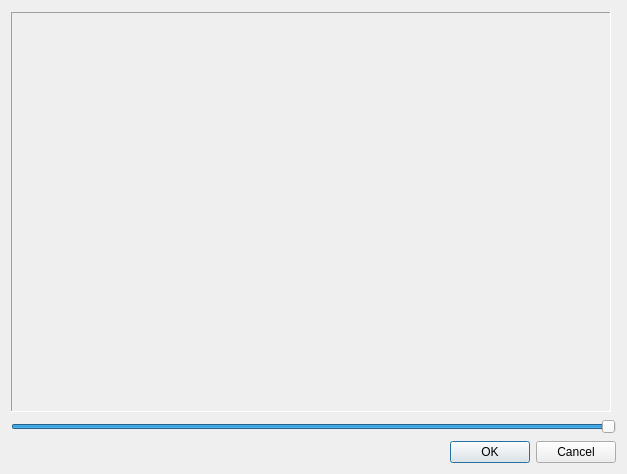
flux3dp/swiftray, file src/windows/preview-window.ui: the form before one commit.
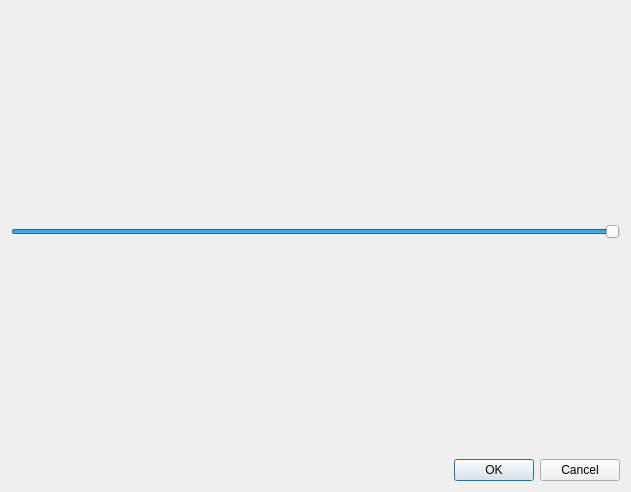
The form after the commit.

Commit message: Add zoom, pad & scroll for path preview

Diff of the .ui file:
```diff
--- a/src/windows/preview-window.ui
+++ b/src/windows/preview-window.ui
@@ -6,8 +6,8 @@
    <rect>
     <x>0</x>
     <y>0</y>
-    <width>627</width>
-    <height>474</height>
+    <width>631</width>
+    <height>492</height>
    </rect>
   </property>
   <property name="windowTitle">
@@ -35,28 +35,6 @@
       <property name="bottomMargin">
        <number>0</number>
       </property>
-      <item>
-       <widget class="QFrame" name="pathFrame">
-        <property name="sizePolicy">
-         <sizepolicy hsizetype="Fixed" vsizetype="Fixed">
-          <horstretch>0</horstretch>
-          <verstretch>0</verstretch>
-         </sizepolicy>
-        </property>
-        <property name="minimumSize">
-         <size>
-          <width>600</width>
-          <height>400</height>
-         </size>
-        </property>
-        <property name="frameShape">
-         <enum>QFrame::Panel</enum>
-        </property>
-        <property name="frameShadow">
-         <enum>QFrame::Sunken</enum>
-        </property>
-       </widget>
-      </item>
       <item>
        <widget class="QSlider" name="progress">
         <property name="maximum">
```
The commit also changes 2 other files.
